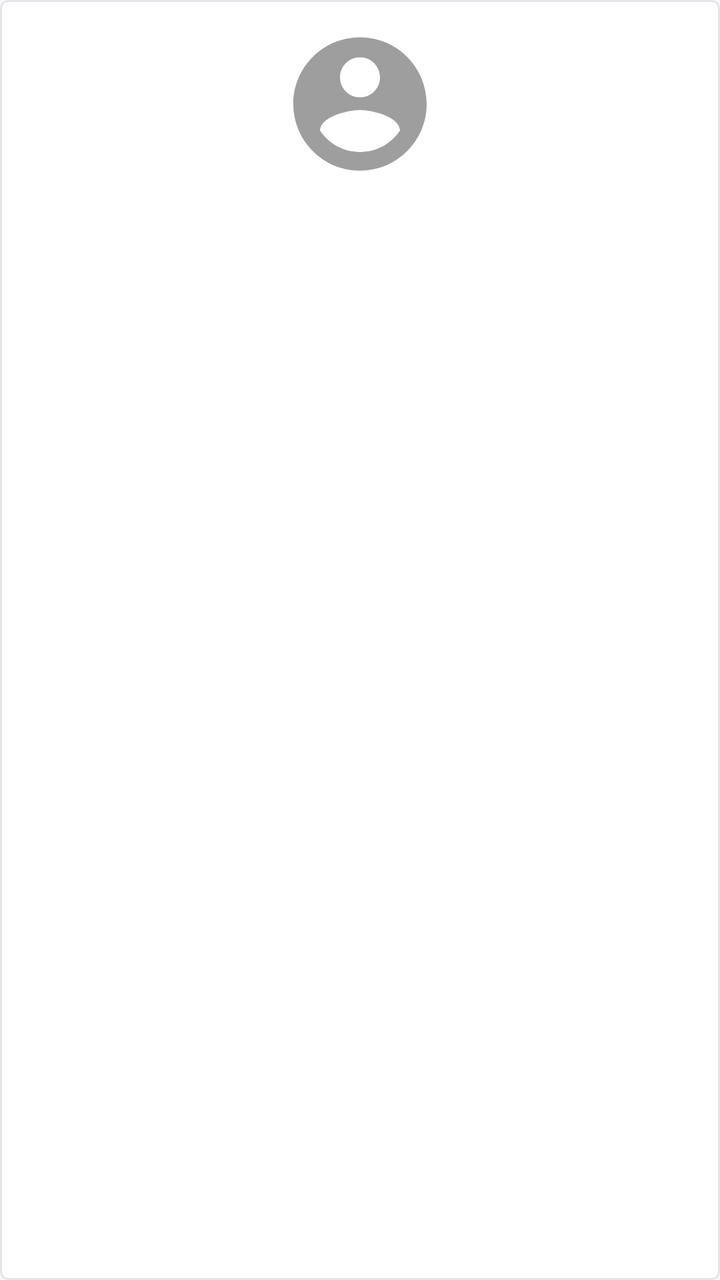
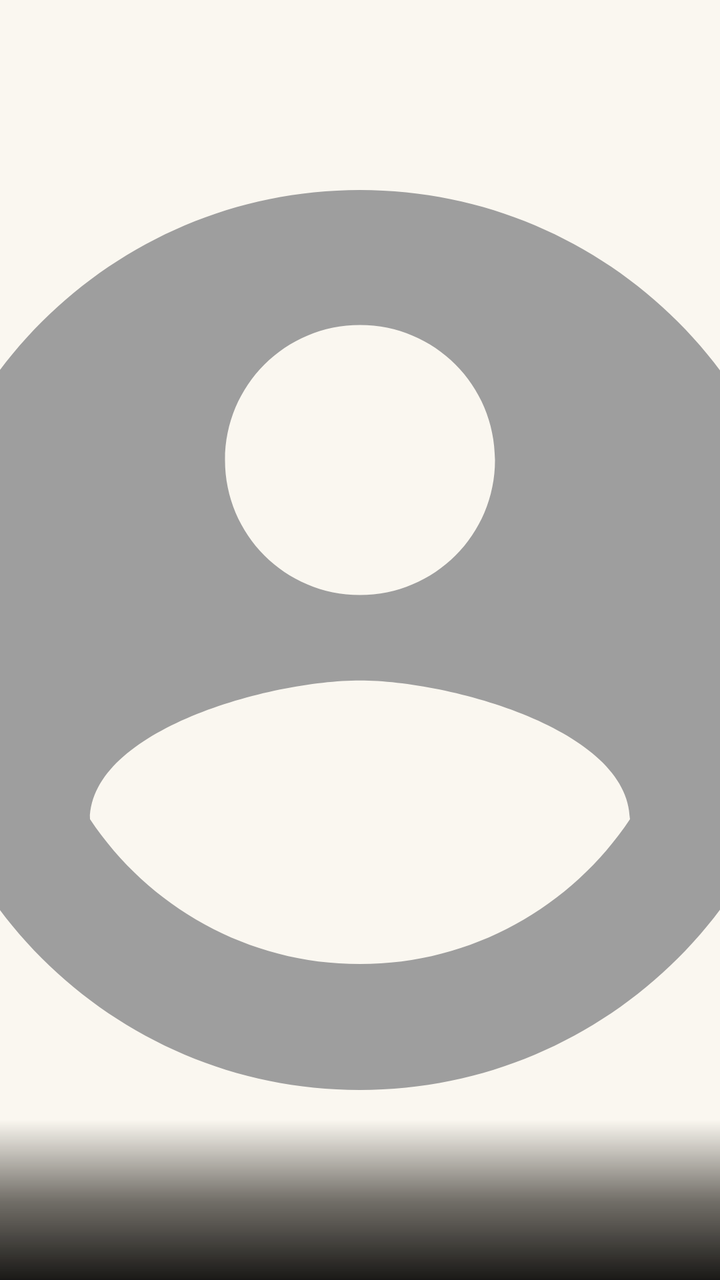

The first picture is an Android layout as it rendered before a commit; the second is the same layout after the commit. The layout source and the unified diff follow.
<!-- AndroidManifest.xml: application theme Theme.CineXplora -->
<!-- res/layout/item_favorite_actor.xml -->
<?xml version="1.0" encoding="utf-8"?>
<com.google.android.material.card.MaterialCardView xmlns:android="http://schemas.android.com/apk/res/android"
    xmlns:app="http://schemas.android.com/apk/res-auto"
    android:layout_width="match_parent"
    android:layout_height="wrap_content"
    android:layout_margin="@dimen/space_xs"
    app:cardCornerRadius="@dimen/radius_sm"
    app:cardElevation="0dp"
    app:strokeWidth="@dimen/card_border_width"
    app:strokeColor="?android:attr/listDivider">

    <LinearLayout
        android:layout_width="match_parent"
        android:layout_height="wrap_content"
        android:gravity="center_horizontal"
        android:orientation="vertical"
        android:padding="12dp">

        <com.google.android.material.imageview.ShapeableImageView
            android:id="@+id/imgFavoriteActorPhoto"
            android:layout_width="80dp"
            android:layout_height="80dp"
            android:scaleType="centerCrop"
            android:src="@drawable/ic_default_avatar"
            app:shapeAppearanceOverlay="@style/CircleImageView" />

        <TextView
            android:id="@+id/txtFavoriteActorName"
            android:layout_width="match_parent"
            android:layout_height="wrap_content"
            android:layout_marginTop="8dp"
            android:ellipsize="end"
            android:gravity="center"
            android:maxLines="2"
            android:textColor="?android:attr/textColorPrimary"
            android:textSize="13sp"
            android:textStyle="bold" />

        <TextView
            android:id="@+id/txtFavoriteActorDate"
            android:layout_width="match_parent"
            android:layout_height="wrap_content"
            android:layout_marginTop="4dp"
            android:gravity="center"
            android:textColor="?android:attr/textColorSecondary"
            android:textSize="11sp" />

    </LinearLayout>
</com.google.android.material.card.MaterialCardView>
<!-- resources referenced by this layout -->
<resources>
  <dimen name="card_border_width">1dp</dimen>
  <dimen name="radius_sm">4dp</dimen>
  <style name="CircleImageView" parent="">
          <item name="cornerFamily">rounded</item>
          <item name="cornerSize">50%</item>
      </style>
  <style name="Base.Theme.CineXplora" parent="Theme.Material3.DayNight.NoActionBar">
  
          <item name="colorPrimary">@color/light_accent_primary</item>
          <item name="colorPrimaryVariant">@color/light_accent_primary_variant</item>
          <item name="colorOnPrimary">@color/light_on_accent</item>
          <item name="colorSecondary">@color/light_accent_secondary</item>
          <item name="colorOnSecondary">@color/light_on_accent</item>
  
  
          <item name="android:windowBackground">@color/light_background</item>
          <item name="colorSurface">@color/light_surface</item>
          <item name="colorSurfaceVariant">@color/light_surface_elevated</item>
          <item name="colorOnSurface">@color/light_text_primary</item>
          <item name="colorOnSurfaceVariant">@color/light_text_secondary</item>
  
          <item name="android:textColorPrimary">@color/light_text_primary</item>
          <item name="android:textColorSecondary">@color/light_text_secondary</item>
          <item name="android:textColorHint">@color/light_text_disabled</item>
  
          <item name="colorControlNormal">@color/light_text_secondary</item>
          <item name="colorControlActivated">@color/light_accent_primary</item>
          <item name="colorError">@color/light_error</item>
  
          <item name="android:statusBarColor">@color/light_background</item>
          <item name="android:windowLightStatusBar">true</item>
  
          <item name="android:listDivider">@color/light_divider</item>
  
          <item name="accentGlow">@color/light_accent_glow</item>
          <item name="badgeMovie">@color/light_badge_movie</item>
          <item name="badgeSerie">@color/light_badge_serie</item>
          <item name="errorSurface">@color/light_error_surface</item>
          <item name="successColor">@color/light_success</item>
          <item name="successSurface">@color/light_success_surface</item>
          <item name="surfaceElevated">@color/light_surface_elevated</item>
  
          <item name="textInputStyle">@style/CineXplora.TextInputLayout</item>
          <item name="materialButtonStyle">@style/CineXplora.Button</item>
          <item name="materialCardViewStyle">@style/CineXplora.Card</item>
          <item name="alertDialogTheme">@style/CineXplora.AlertDialog</item>
      </style>
  <color name="light_accent_primary">#6C5CE7</color>
  <color name="light_accent_primary_variant">#5A4BD1</color>
  <color name="light_accent_secondary">#00D2D3</color>
  <color name="light_background">#F8F9FA</color>
  <color name="light_surface_elevated">#F0F1F3</color>
  <color name="light_text_primary">#0D0F13</color>
  <color name="light_text_secondary">#5A5F6B</color>
  <color name="light_text_disabled">#A0A4AD</color>
  <color name="light_error">#E74C3C</color>
  <color name="light_divider">#E2E4E9</color>
  <color name="light_accent_glow">#1A6C5CE7</color>
  <color name="light_badge_movie">#6C5CE7</color>
  <color name="light_badge_serie">#00D2D3</color>
  <color name="light_error_surface">#FDECEC</color>
  <color name="light_success">#27AE60</color>
  <color name="light_success_surface">#E8F8EF</color>
  <style name="CineXplora.TextInputLayout" parent="Widget.Material3.TextInputLayout.OutlinedBox">
          <item name="boxCornerRadiusTopStart">@dimen/radius_sm</item>
          <item name="boxCornerRadiusTopEnd">@dimen/radius_sm</item>
          <item name="boxCornerRadiusBottomStart">@dimen/radius_sm</item>
          <item name="boxCornerRadiusBottomEnd">@dimen/radius_sm</item>
          <item name="boxStrokeColor">?android:attr/listDivider</item>
          <item name="boxStrokeWidthFocused">2dp</item>
          <item name="hintTextColor">?attr/colorPrimary</item>
      </style>
  <style name="CineXplora.Button" parent="Widget.Material3.Button">
          <item name="cornerRadius">@dimen/radius_sm</item>
          <item name="android:minHeight">@dimen/button_height</item>
          <item name="backgroundTint">?attr/colorPrimary</item>
          <item name="android:textColor">?attr/colorOnPrimary</item>
          <item name="android:textSize">14sp</item>
          <item name="android:textStyle">bold</item>
          <item name="android:letterSpacing">0.02</item>
          <item name="android:textAllCaps">false</item>
      </style>
  <style name="CineXplora.Card" parent="Widget.Material3.CardView.Filled">
          <item name="cardCornerRadius">@dimen/radius_sm</item>
          <item name="cardElevation">0dp</item>
          <item name="strokeWidth">@dimen/card_border_width</item>
          <item name="strokeColor">?android:attr/listDivider</item>
          <item name="cardBackgroundColor">?attr/colorSurface</item>
      </style>
  <style name="CineXplora.AlertDialog" parent="ThemeOverlay.Material3.MaterialAlertDialog">
          <item name="android:background">@drawable/bg_dialog</item>
          <item name="android:windowMinWidthMajor">80%</item>
          <item name="android:windowMinWidthMinor">90%</item>
          <item name="buttonBarPositiveButtonStyle">@style/CineXplora.AlertDialog.Button</item>
          <item name="buttonBarNegativeButtonStyle">@style/CineXplora.AlertDialog.Button.Negative</item>
      </style>
  <!-- drawable bg_dialog (drawable) -->
  <?xml version="1.0" encoding="utf-8"?>
  <shape xmlns:android="http://schemas.android.com/apk/res/android">
      <solid android:color="?attr/colorSurface" />
      <corners android:radius="@dimen/radius_lg" />
  </shape>
  <style name="CineXplora.AlertDialog.Button" parent="Widget.Material3.Button.TextButton">
          <item name="android:textColor">?attr/colorPrimary</item>
          <item name="android:textStyle">bold</item>
          <item name="android:textAllCaps">false</item>
      </style>
  <style name="CineXplora.AlertDialog.Button.Negative" parent="Widget.Material3.Button.TextButton">
          <item name="android:textColor">?android:attr/textColorSecondary</item>
          <item name="android:textAllCaps">false</item>
      </style>
  <dimen name="radius_lg">4dp</dimen>
  <!-- unchanged entries left out for length: 6 -->
</resources>

<!-- the commit's change to res/layout/item_favorite_actor.xml (unified diff, before → after) -->
@@ -1,49 +1,82 @@
 <?xml version="1.0" encoding="utf-8"?>
-<com.google.android.material.card.MaterialCardView xmlns:android="http://schemas.android.com/apk/res/android"
+<androidx.constraintlayout.widget.ConstraintLayout
+    xmlns:android="http://schemas.android.com/apk/res/android"
     xmlns:app="http://schemas.android.com/apk/res-auto"
     android:layout_width="match_parent"
     android:layout_height="wrap_content"
-    android:layout_margin="@dimen/space_xs"
-    app:cardCornerRadius="@dimen/radius_sm"
-    app:cardElevation="0dp"
-    app:strokeWidth="@dimen/card_border_width"
-    app:strokeColor="?android:attr/listDivider">
+    android:layout_margin="@dimen/space_xs">
 
-    <LinearLayout
-        android:layout_width="match_parent"
+    
+    <com.google.android.material.imageview.ShapeableImageView
+        android:id="@+id/imgFavoriteActorPhoto"
+        android:layout_width="0dp"
+        android:layout_height="0dp"
+        android:scaleType="centerCrop"
+        android:src="@drawable/ic_default_avatar"
+        app:shapeAppearanceOverlay="@style/ShapeAppearance.CineXplora.SmallCorner"
+        app:layout_constraintStart_toStartOf="parent"
+        app:layout_constraintEnd_toEndOf="parent"
+        app:layout_constraintTop_toTopOf="parent"
+        app:layout_constraintBottom_toBottomOf="parent"
+        app:layout_constraintDimensionRatio="2:3" />
+
+    
+    <View
+        android:layout_width="0dp"
+        android:layout_height="80dp"
+        android:background="@drawable/gradient_overlay"
+        app:layout_constraintStart_toStartOf="parent"
+        app:layout_constraintEnd_toEndOf="parent"
+        app:layout_constraintBottom_toBottomOf="parent" />
+
+    
+    <TextView
+        android:id="@+id/txtFavoriteActorDept"
+        android:layout_width="0dp"
         android:layout_height="wrap_content"
-        android:gravity="center_horizontal"
-        android:orientation="vertical"
-        android:padding="12dp">
+        android:textSize="9sp"
+        android:textStyle="bold"
+        android:textColor="?attr/colorPrimary"
+        android:letterSpacing="0.10"
+        android:textAllCaps="true"
+        android:paddingStart="@dimen/space_sm"
+        android:paddingEnd="@dimen/space_sm"
+        android:paddingBottom="2dp"
+        app:layout_constraintStart_toStartOf="parent"
+        app:layout_constraintEnd_toEndOf="parent"
+        app:layout_constraintBottom_toTopOf="@id/txtFavoriteActorName" />
 
-        <com.google.android.material.imageview.ShapeableImageView
-            android:id="@+id/imgFavoriteActorPhoto"
-            android:layout_width="80dp"
-            android:layout_height="80dp"
-            android:scaleType="centerCrop"
-            android:src="@drawable/ic_default_avatar"
-            app:shapeAppearanceOverlay="@style/CircleImageView" />
+    
+    <TextView
+        android:id="@+id/txtFavoriteActorName"
+        android:layout_width="0dp"
+        android:layout_height="wrap_content"
+        android:textColor="#F2EDE3"
+        android:textSize="13sp"
+        android:textStyle="bold"
+        android:maxLines="2"
+        android:ellipsize="end"
+        android:paddingStart="@dimen/space_sm"
+        android:paddingEnd="@dimen/space_sm"
+        android:paddingBottom="@dimen/space_sm"
+        app:layout_constraintStart_toStartOf="parent"
+        app:layout_constraintEnd_toEndOf="parent"
+        app:layout_constraintBottom_toBottomOf="parent" />
 
-        <TextView
-            android:id="@+id/txtFavoriteActorName"
-            android:layout_width="match_parent"
-            android:layout_height="wrap_content"
-            android:layout_marginTop="8dp"
-            android:ellipsize="end"
-            android:gravity="center"
-            android:maxLines="2"
-            android:textColor="?android:attr/textColorPrimary"
-            android:textSize="13sp"
-            android:textStyle="bold" />
+    
+    <TextView
+        android:id="@+id/txtBirthdayBadge"
+        android:layout_width="wrap_content"
+        android:layout_height="wrap_content"
+        android:text="@string/badge_birthday"
+        android:textSize="8sp"
+        android:textStyle="bold"
+        android:textColor="@color/dark_on_accent"
+        android:textAllCaps="true"
+        android:background="@drawable/bg_badge_birthday"
+        android:layout_margin="@dimen/space_xs"
+        android:visibility="gone"
+        app:layout_constraintTop_toTopOf="parent"
+        app:layout_constraintEnd_toEndOf="parent" />
 
-        <TextView
-            android:id="@+id/txtFavoriteActorDate"
-            android:layout_width="match_parent"
-            android:layout_height="wrap_content"
-            android:layout_marginTop="4dp"
-            android:gravity="center"
-            android:textColor="?android:attr/textColorSecondary"
-            android:textSize="11sp" />
-
-    </LinearLayout>
-</com.google.android.material.card.MaterialCardView>
+</androidx.constraintlayout.widget.ConstraintLayout>
<!-- resource entries referenced after the edit -->
@@ -1,11 +1,46 @@
 <!-- resources referenced by this layout -->
 <resources>
-  <dimen name="card_border_width">1dp</dimen>
-  <dimen name="radius_sm">4dp</dimen>
-  <style name="CircleImageView" parent="">
+  <color name="dark_on_accent">#0B0A08</color>
+  <dimen name="space_sm">8dp</dimen>
+  <!-- drawable bg_badge_birthday (drawable) -->
+  <?xml version="1.0" encoding="utf-8"?>
+  <shape xmlns:android="http://schemas.android.com/apk/res/android"
+      android:shape="rectangle">
+      <solid android:color="#D4AF37" />
+      <corners android:radius="@dimen/radius_sm" />
+      <padding
+          android:left="@dimen/space_xs"
+          android:top="2dp"
+          android:right="@dimen/space_xs"
+          android:bottom="2dp" />
+  </shape>
+  <!-- drawable gradient_overlay (drawable) -->
+  <?xml version="1.0" encoding="utf-8"?>
+  <shape xmlns:android="http://schemas.android.com/apk/res/android">
+      <gradient
+          android:angle="90"
+          android:startColor="#F00B0A08"
+          android:centerColor="#991A1610"
+          android:endColor="@android:color/transparent" />
+  </shape>
+  <string name="badge_birthday">Birthday</string>
+  <style name="ShapeAppearance.CineXplora.SmallCorner" parent="">
           <item name="cornerFamily">rounded</item>
-          <item name="cornerSize">50%</item>
+          <item name="cornerSize">@dimen/radius_sm</item>
       </style>
+  <dimen name="card_border_width">0.75dp</dimen>
+  <style name="ShapeAppearance.CineXplora.Dialog" parent="ShapeAppearance.Material3.MediumComponent">
+          <item name="cornerFamily">rounded</item>
+          <item name="cornerSize">@dimen/radius_md</item>
+      </style>
+  <style name="CineXplora.AlertDialog.Button.Positive" parent="Widget.Material3.Button.TextButton.Dialog">
+          <item name="android:textColor">?attr/colorPrimary</item>
+          <item name="android:textStyle">bold</item>
+          <item name="android:letterSpacing">0.04</item>
+          <item name="android:textAllCaps">false</item>
+          <item name="rippleColor">?attr/accentGlow</item>
+      </style>
+  <dimen name="radius_sm">2dp</dimen>
   <style name="Base.Theme.CineXplora" parent="Theme.Material3.DayNight.NoActionBar">
   
           <item name="colorPrimary">@color/light_accent_primary</item>
@@ -13,7 +48,6 @@
           <item name="colorOnPrimary">@color/light_on_accent</item>
           <item name="colorSecondary">@color/light_accent_secondary</item>
           <item name="colorOnSecondary">@color/light_on_accent</item>
-  
   
           <item name="android:windowBackground">@color/light_background</item>
           <item name="colorSurface">@color/light_surface</item>
@@ -27,10 +61,14 @@
   
           <item name="colorControlNormal">@color/light_text_secondary</item>
           <item name="colorControlActivated">@color/light_accent_primary</item>
+          
+          <item name="colorControlHighlight">#1A8C6D1F</item>
           <item name="colorError">@color/light_error</item>
   
           <item name="android:statusBarColor">@color/light_background</item>
           <item name="android:windowLightStatusBar">true</item>
+          <item name="android:navigationBarColor">@color/light_background</item>
+          <item name="android:windowLightNavigationBar" tools:targetApi="o_mr1">true</item>
   
           <item name="android:listDivider">@color/light_divider</item>
   
@@ -46,72 +84,110 @@
           <item name="materialButtonStyle">@style/CineXplora.Button</item>
           <item name="materialCardViewStyle">@style/CineXplora.Card</item>
           <item name="alertDialogTheme">@style/CineXplora.AlertDialog</item>
+          <item name="materialAlertDialogTheme">@style/CineXplora.AlertDialog</item>
       </style>
-  <color name="light_accent_primary">#6C5CE7</color>
-  <color name="light_accent_primary_variant">#5A4BD1</color>
-  <color name="light_accent_secondary">#00D2D3</color>
-  <color name="light_background">#F8F9FA</color>
-  <color name="light_surface_elevated">#F0F1F3</color>
-  <color name="light_text_primary">#0D0F13</color>
-  <color name="light_text_secondary">#5A5F6B</color>
-  <color name="light_text_disabled">#A0A4AD</color>
-  <color name="light_error">#E74C3C</color>
-  <color name="light_divider">#E2E4E9</color>
-  <color name="light_accent_glow">#1A6C5CE7</color>
-  <color name="light_badge_movie">#6C5CE7</color>
-  <color name="light_badge_serie">#00D2D3</color>
-  <color name="light_error_surface">#FDECEC</color>
-  <color name="light_success">#27AE60</color>
-  <color name="light_success_surface">#E8F8EF</color>
+  <color name="light_accent_primary">#8C6D1F</color>
+  <color name="light_accent_primary_variant">#6E5618</color>
+  <color name="light_accent_secondary">#B8962E</color>
+  <color name="light_background">#FAF7F0</color>
+  <color name="light_surface_elevated">#F1ECE0</color>
+  <color name="light_text_primary">#171410</color>
+  <color name="light_text_secondary">#6B6353</color>
+  <color name="light_text_disabled">#B3AB99</color>
+  <color name="light_error">#B3362E</color>
+  <color name="light_divider">#E5DFD0</color>
+  <color name="light_accent_glow">#1A8C6D1F</color>
+  <color name="light_badge_movie">#8C6D1F</color>
+  <color name="light_badge_serie">#6E5694</color>
+  <color name="light_error_surface">#F9E9E7</color>
+  <color name="light_success">#4F7A3D</color>
+  <color name="light_success_surface">#EBF2E5</color>
   <style name="CineXplora.TextInputLayout" parent="Widget.Material3.TextInputLayout.OutlinedBox">
           <item name="boxCornerRadiusTopStart">@dimen/radius_sm</item>
           <item name="boxCornerRadiusTopEnd">@dimen/radius_sm</item>
           <item name="boxCornerRadiusBottomStart">@dimen/radius_sm</item>
           <item name="boxCornerRadiusBottomEnd">@dimen/radius_sm</item>
           <item name="boxStrokeColor">?android:attr/listDivider</item>
-          <item name="boxStrokeWidthFocused">2dp</item>
+          <item name="boxStrokeWidthFocused">1.5dp</item>
           <item name="hintTextColor">?attr/colorPrimary</item>
+          <item name="boxBackgroundColor">?attr/surfaceElevated</item>
       </style>
   <style name="CineXplora.Button" parent="Widget.Material3.Button">
           <item name="cornerRadius">@dimen/radius_sm</item>
           <item name="android:minHeight">@dimen/button_height</item>
-          <item name="backgroundTint">?attr/colorPrimary</item>
-          <item name="android:textColor">?attr/colorOnPrimary</item>
+          <item name="backgroundTint">@null</item>
+          <item name="android:background">@drawable/bg_button_gold</item>
+          <item name="android:textColor">@color/dark_on_accent</item>
           <item name="android:textSize">14sp</item>
           <item name="android:textStyle">bold</item>
-          <item name="android:letterSpacing">0.02</item>
+          <item name="android:letterSpacing">0.06</item>
           <item name="android:textAllCaps">false</item>
+          <item name="iconTint">@color/dark_on_accent</item>
       </style>
   <style name="CineXplora.Card" parent="Widget.Material3.CardView.Filled">
-          <item name="cardCornerRadius">@dimen/radius_sm</item>
+          <item name="cardCornerRadius">@dimen/radius_md</item>
           <item name="cardElevation">0dp</item>
           <item name="strokeWidth">@dimen/card_border_width</item>
           <item name="strokeColor">?android:attr/listDivider</item>
           <item name="cardBackgroundColor">?attr/colorSurface</item>
       </style>
   <style name="CineXplora.AlertDialog" parent="ThemeOverlay.Material3.MaterialAlertDialog">
-          <item name="android:background">@drawable/bg_dialog</item>
           <item name="android:windowMinWidthMajor">80%</item>
           <item name="android:windowMinWidthMinor">90%</item>
-          <item name="buttonBarPositiveButtonStyle">@style/CineXplora.AlertDialog.Button</item>
+          
+          <item name="shapeAppearanceMediumComponent">@style/ShapeAppearance.CineXplora.Dialog</item>
+          
+          <item name="buttonBarPositiveButtonStyle">@style/CineXplora.AlertDialog.Button.Positive</item>
           <item name="buttonBarNegativeButtonStyle">@style/CineXplora.AlertDialog.Button.Negative</item>
+          <item name="buttonBarNeutralButtonStyle">@style/CineXplora.AlertDialog.Button.Neutral</item>
       </style>
-  <!-- drawable bg_dialog (drawable) -->
+  <!-- drawable bg_button_gold (drawable) -->
   <?xml version="1.0" encoding="utf-8"?>
-  <shape xmlns:android="http://schemas.android.com/apk/res/android">
-      <solid android:color="?attr/colorSurface" />
-      <corners android:radius="@dimen/radius_lg" />
-  </shape>
-  <style name="CineXplora.AlertDialog.Button" parent="Widget.Material3.Button.TextButton">
-          <item name="android:textColor">?attr/colorPrimary</item>
-          <item name="android:textStyle">bold</item>
-          <item name="android:textAllCaps">false</item>
-      </style>
-  <style name="CineXplora.AlertDialog.Button.Negative" parent="Widget.Material3.Button.TextButton">
+  <selector xmlns:android="http://schemas.android.com/apk/res/android">
+      
+      <item android:state_enabled="false">
+          <shape android:shape="rectangle">
+              <solid android:color="?attr/surfaceElevated" />
+              <corners android:radius="@dimen/radius_sm" />
+          </shape>
+      </item>
+      
+      <item android:state_pressed="true">
+          <shape android:shape="rectangle">
+              <gradient
+                  android:angle="135"
+                  android:startColor="#D4A830"
+                  android:centerColor="#B8962E"
+                  android:endColor="#7A5D18"
+                  android:type="linear" />
+              <corners android:radius="@dimen/radius_sm" />
+          </shape>
+      </item>
+      
+      <item>
+          <shape android:shape="rectangle">
+              <gradient
+                  android:angle="135"
+                  android:startColor="@color/gold_gradient_start"
+                  android:centerColor="@color/gold_gradient_mid"
+                  android:endColor="@color/gold_gradient_end"
+                  android:type="linear" />
+              <corners android:radius="@dimen/radius_sm" />
+          </shape>
+      </item>
+  </selector>
+  <dimen name="radius_md">4dp</dimen>
+  <style name="CineXplora.AlertDialog.Button.Negative" parent="Widget.Material3.Button.TextButton.Dialog">
           <item name="android:textColor">?android:attr/textColorSecondary</item>
           <item name="android:textAllCaps">false</item>
       </style>
-  <dimen name="radius_lg">4dp</dimen>
+  <style name="CineXplora.AlertDialog.Button.Neutral" parent="Widget.Material3.Button.TextButton.Dialog">
+          <item name="android:textColor">?attr/colorPrimary</item>
+          <item name="android:textAllCaps">false</item>
+      </style>
+  <color name="gold_gradient_start">#F5D67B</color>
+  <color name="gold_gradient_mid">#D4AF37</color>
+  <color name="gold_gradient_end">#9A7520</color>
   <!-- unchanged entries left out for length: 6 -->
 </resources>
 
